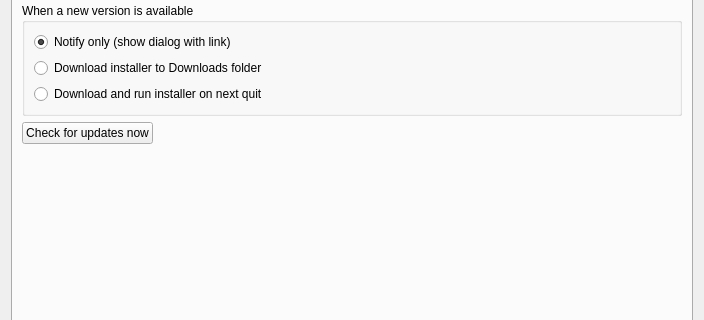
First picture: the form in src/ui/include/optionsdialog.ui, repository dm17ryk/klogg, before the edit; both pictures show x 0 to 704 and y 166 to 486 of the 704 by 817 pixel window.
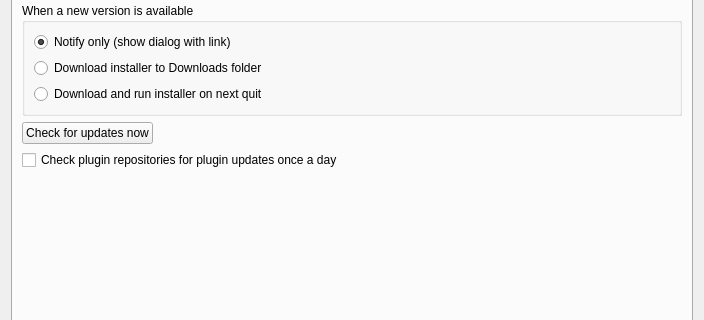
Second picture: the form after the edit. The open tabs and pages were chosen to show the change.

Commit message: feat(plugins): plugin update checks, notices and auto-update (E15c)

```diff
--- a/src/ui/include/optionsdialog.ui
+++ b/src/ui/include/optionsdialog.ui
@@ -1048,6 +1048,16 @@
          </item>
         </layout>
        </item>
+       <item>
+        <widget class="QCheckBox" name="checkForPluginUpdatesCheckBox">
+         <property name="text">
+          <string>Check plugin repositories for plugin updates once a day</string>
+         </property>
+         <property name="toolTip">
+          <string>A silent check about a minute after start and then daily. New versions appear as Plugins &gt; Updates and as a notice; repositories with Auto-update on install them.</string>
+         </property>
+        </widget>
+       </item>
        <item>
         <spacer name="verticalSpacer_update">
          <property name="orientation">
```
The commit also changes 30 other files.
